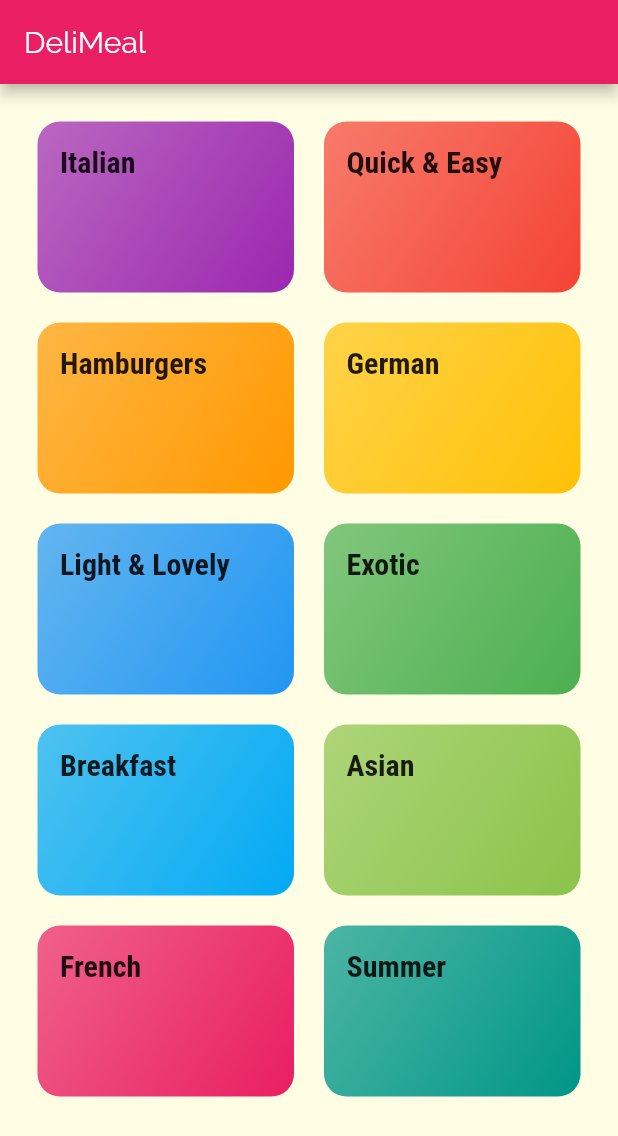
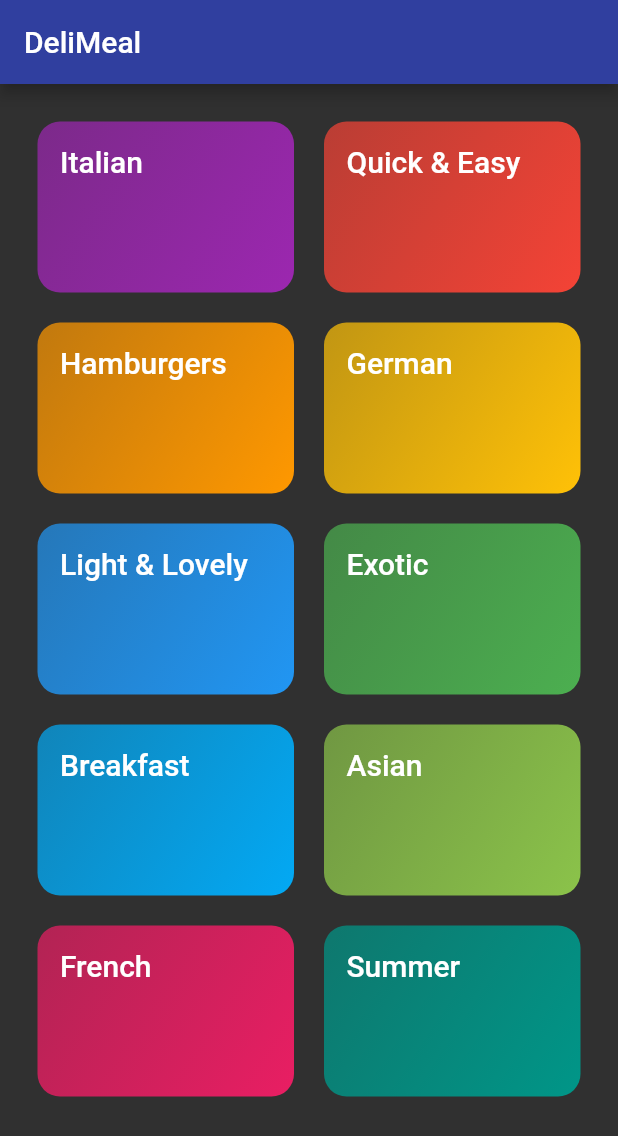
Before and after one commit to Sebastian-Soto-M/academind_flutter, a Flutter app: the screen it shows after launch, on a phone screen of 412 x 824 dp. Shown: the top 1136 px of the screen. Run offline on Flutter 3.47's test engine with Material 2 defaults, Android fonts, the phone set to English and light mode, and no system bars; our stand-ins replace curved_navigation_bar, flutter_svg.

Commit message:
themed app

```diff
--- a/deli_meal/lib/main.dart
+++ b/deli_meal/lib/main.dart
@@ -12,42 +12,40 @@ class MyApp extends StatelessWidget {
     return MaterialApp(
       title: 'DeliMeals',
       theme: ThemeData(
-        primarySwatch: Colors.pink,
-        accentColor: Colors.amber,
-        canvasColor: Color.fromRGBO(255, 254, 229, 1),
+        primarySwatch: Colors.indigo,
+        accentColor: Colors.pink,
+        canvasColor: Colors.indigo.shade50,
         fontFamily: 'Raleway',
         textTheme: ThemeData.light().textTheme.copyWith(
-            body1: TextStyle(
+            bodyText1: const TextStyle(
               color: Color.fromRGBO(20, 51, 51, 1),
             ),
-            body2: TextStyle(
+            bodyText2: const TextStyle(
               color: Color.fromRGBO(20, 51, 51, 1),
             ),
-            title: TextStyle(
+            headline6: const TextStyle(
               fontSize: 20,
               fontFamily: 'RobotoCondensed',
               fontWeight: FontWeight.bold,
             )),
       ),
-      // home: CategoriesScreen(),
+      darkTheme: ThemeData.dark().copyWith(
+        primaryColor: Colors.indigo.shade700,
+        primaryColorDark: Colors.indigo.shade900,
+        primaryColorLight: Colors.indigo.shade400,
+        accentColor: Colors.pink.shade500,
+      ),
+      themeMode: ThemeMode.dark,
       initialRoute: '/', // default is '/'
-      routes: {
-        '/': (ctx) => CategoriesScreen(),
-        CategoryMealsScreen.routeName: (ctx) => CategoryMealsScreen(),
-        MealDetailScreen.routeName: (ctx) => MealDetailScreen(),
+      routes: <String, Widget Function(BuildContext)>{
+        '/': (BuildContext ctx) => CategoriesScreen(),
+        CategoryMealsScreen.routeName: (BuildContext ctx) =>
+            CategoryMealsScreen(),
+        MealDetailScreen.routeName: (BuildContext ctx) => MealDetailScreen(),
       },
-      onGenerateRoute: (settings) {
-        print(settings.arguments);
-        // if (settings.name == '/meal-detail') {
-        //   return ...;
-        // } else if (settings.name == '/something-else') {
-        //   return ...;
-        // }
-        // return MaterialPageRoute(builder: (ctx) => CategoriesScreen(),);
-      },
-      onUnknownRoute: (settings) {
-        return MaterialPageRoute(
-          builder: (ctx) => CategoriesScreen(),
+      onUnknownRoute: (RouteSettings settings) {
+        return MaterialPageRoute<CategoriesScreen>(
+          builder: (BuildContext ctx) => CategoriesScreen(),
         );
       },
     );
--- a/deli_meal/lib/widgets/category_item.dart
+++ b/deli_meal/lib/widgets/category_item.dart
@@ -40,7 +40,7 @@ class CategoryItem extends StatelessWidget {
         ),
         child: Text(
           title,
-          style: Theme.of(context).textTheme.title,
+          style: Theme.of(context).textTheme.headline6,
         ),
       ),
     );
```
Also changed, not shown: deli_meal/lib/screens/meal_detail_screen.dart (+76 -53 lines), deli_meal/lib/widgets/meal_item.dart (+10 -2 lines).
